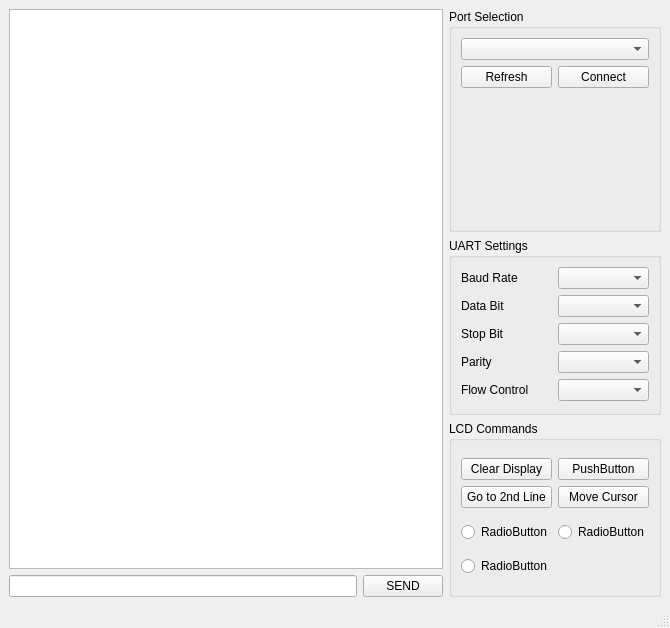
Qt form mainwindow.ui (erguvann/serial_port_com) before a commit.
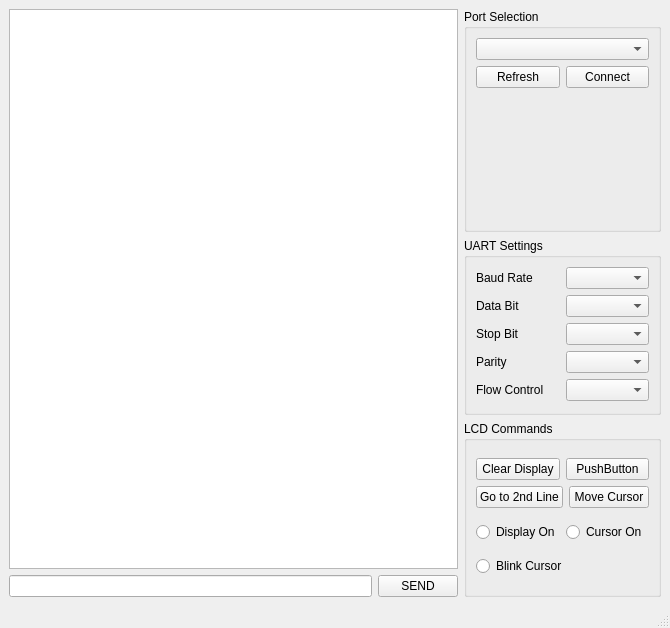
The same form after that commit.

Commit message:
Display Setting Buttons Added
- added display on/off, cursor on/off and blinking corsur on/off button functionality

The edit to the form file:
```diff
--- a/mainwindow.ui
+++ b/mainwindow.ui
@@ -253,14 +253,14 @@
               </size>
              </property>
              <property name="text">
-              <string>RadioButton</string>
+              <string>Display On</string>
              </property>
             </widget>
            </item>
            <item>
             <widget class="QRadioButton" name="radioButton_2">
              <property name="text">
-              <string>RadioButton</string>
+              <string>Cursor On</string>
              </property>
             </widget>
            </item>
@@ -269,7 +269,7 @@
          <item>
           <widget class="QRadioButton" name="radioButton">
            <property name="text">
-            <string>RadioButton</string>
+            <string>Blink Cursor</string>
            </property>
           </widget>
          </item>
```
Left out of the diff: 6 changed lines with no effect on the pictures. The commit also changes 4 other files.
